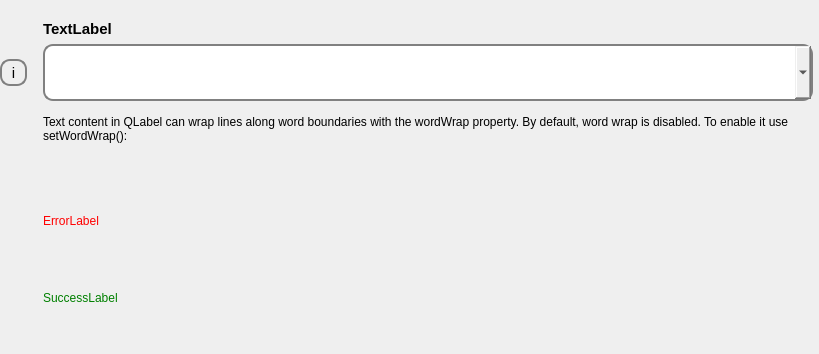
Above: lfb_regeneration_wildlife_impact/gui/form/dropdown.ui from b-lack/qgis-fim-plugin before the change. Below: the same form after it.
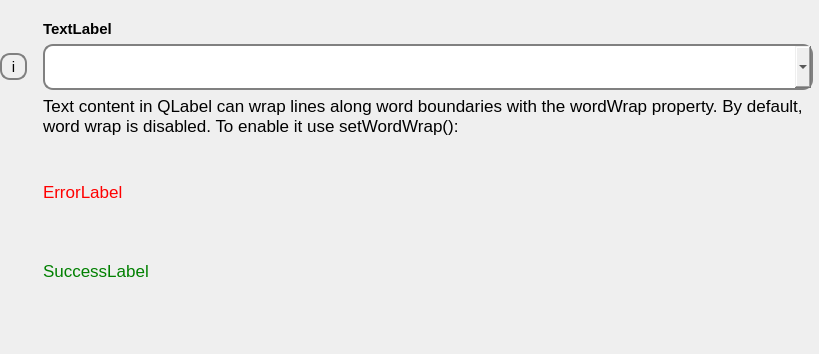
That is the form after the change.

```diff
--- a/lfb_regeneration_wildlife_impact/gui/form/dropdown.ui
+++ b/lfb_regeneration_wildlife_impact/gui/form/dropdown.ui
@@ -28,22 +28,38 @@
    </property>
    <item row="5" column="1">
     <widget class="QLabel" name="lfbTextFieldError">
+     <property name="font">
+      <font>
+       <pointsize>13</pointsize>
+      </font>
+     </property>
      <property name="styleSheet">
       <string notr="true">color: red;</string>
      </property>
      <property name="text">
       <string>ErrorLabel</string>
      </property>
+     <property name="alignment">
+      <set>Qt::AlignLeading|Qt::AlignLeft|Qt::AlignTop</set>
+     </property>
     </widget>
    </item>
    <item row="6" column="1">
     <widget class="QLabel" name="lfbTextFieldSuccess">
+     <property name="font">
+      <font>
+       <pointsize>13</pointsize>
+      </font>
+     </property>
      <property name="styleSheet">
       <string notr="true">color: green;</string>
      </property>
      <property name="text">
       <string>SuccessLabel</string>
      </property>
+     <property name="alignment">
+      <set>Qt::AlignLeading|Qt::AlignLeft|Qt::AlignTop</set>
+     </property>
     </widget>
    </item>
    <item row="1" column="1">
@@ -68,11 +84,19 @@
    </item>
    <item row="4" column="1">
     <widget class="QLabel" name="lfbTextFieldHelp">
+     <property name="font">
+      <font>
+       <pointsize>13</pointsize>
+      </font>
+     </property>
      <property name="text">
       <string>Text content in QLabel can wrap lines along word boundaries with the wordWrap property. By default, word wrap is disabled. To enable it use setWordWrap():
 
 </string>
      </property>
+     <property name="alignment">
+      <set>Qt::AlignLeading|Qt::AlignLeft|Qt::AlignTop</set>
+     </property>
      <property name="wordWrap">
       <bool>true</bool>
      </property>
@@ -112,7 +136,7 @@
      </property>
      <property name="font">
       <font>
-       <pointsize>20</pointsize>
+       <pointsize>13</pointsize>
       </font>
      </property>
      <property name="styleSheet">
```
Left out of the diff: 6 changed lines with no effect on the pictures.
